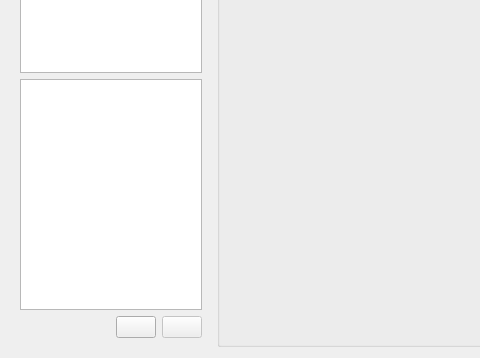
KDE/kaccounts-integration, file src/kcm.ui: the form before one commit; both pictures show x 0 to 480 and y 170 to 528 of the 949 by 528 pixel window.
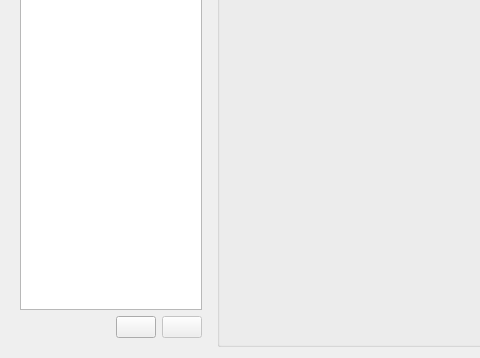
The form after the commit. Icons and pictures are not drawn.

Commit message:
Restore Create and remove more old webaccounts stuff
Mostly removed things we don't really want to keep around

```diff
--- a/src/kcm.ui
+++ b/src/kcm.ui
@@ -41,9 +41,6 @@
       <item>
        <widget class="QListView" name="accountsView"/>
       </item>
-      <item>
-       <widget class="QListWidget" name="accList"/>
-      </item>
       <item>
        <layout class="QHBoxLayout" name="horizontalLayout">
         <item>
```
The commit also changes 1 other file.
